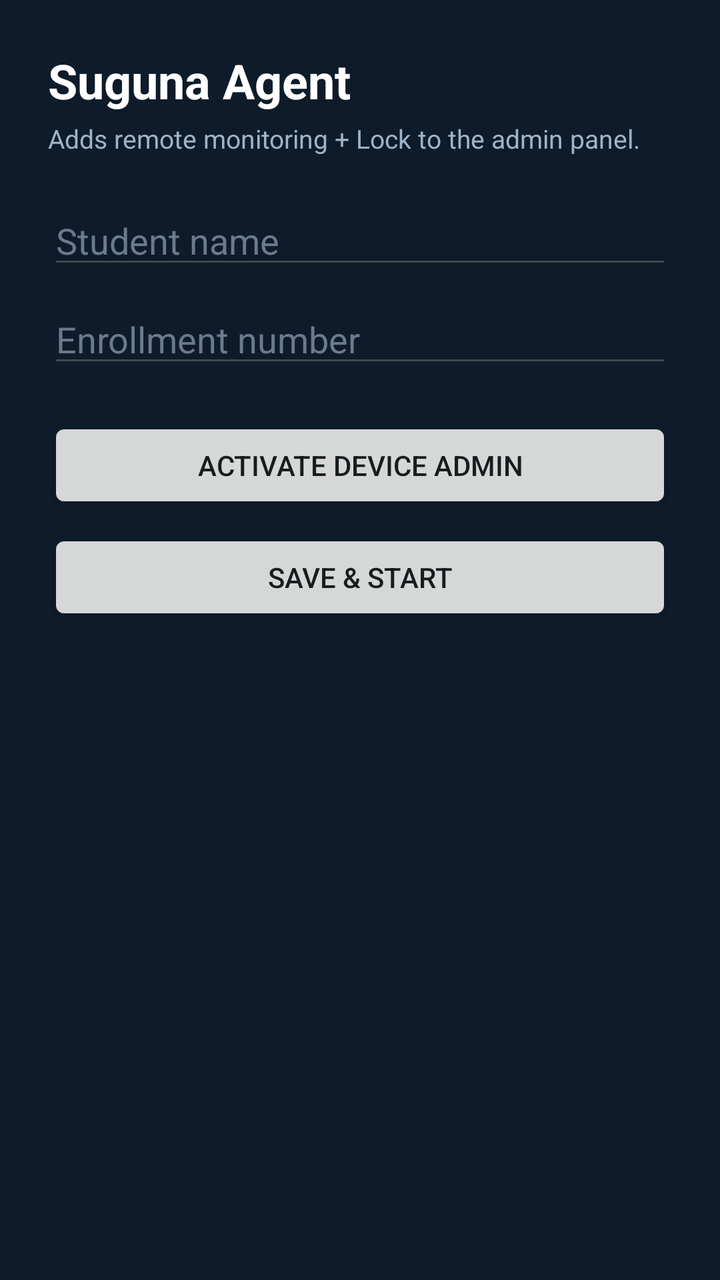
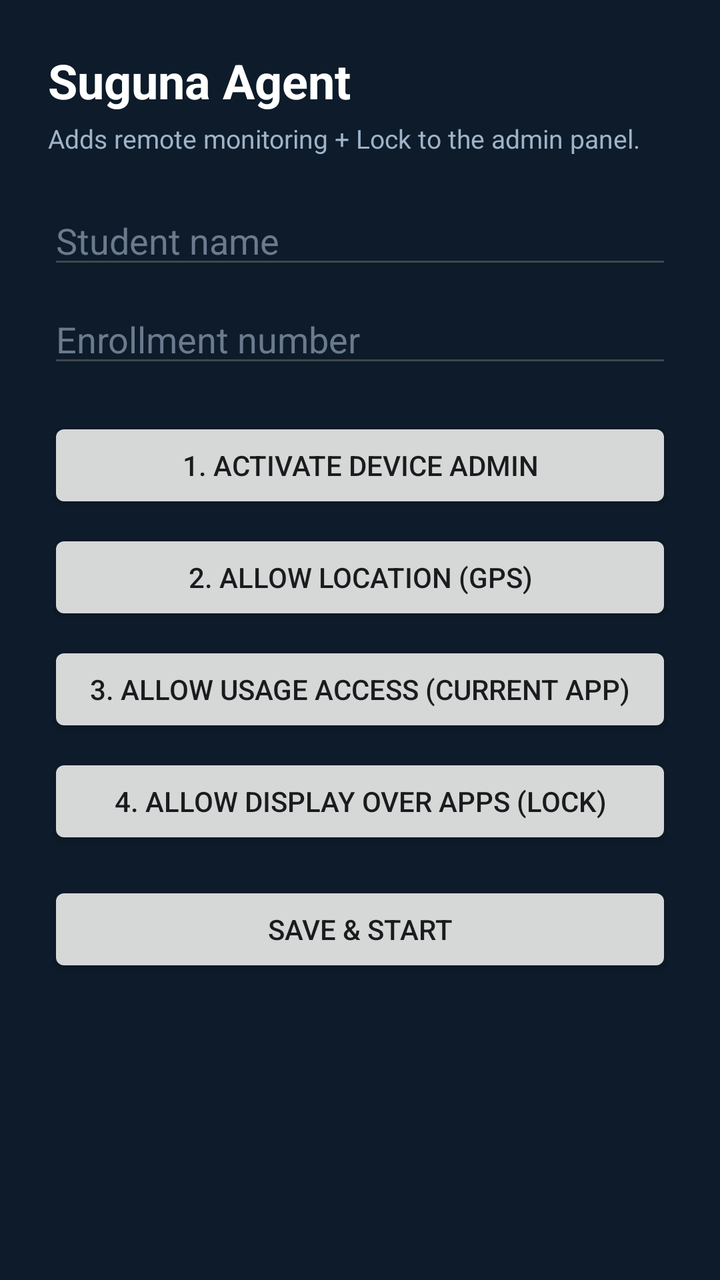

Compare the two renders of this Android layout. The source of the first and the diff that turns it into the second are given below.
<!-- AndroidManifest.xml: application theme Theme.SugunaAgent -->
<!-- res/layout/activity_main.xml -->
<?xml version="1.0" encoding="utf-8"?>
<ScrollView xmlns:android="http://schemas.android.com/apk/res/android"
    android:layout_width="match_parent"
    android:layout_height="match_parent"
    android:background="#0D1B2A"
    android:fillViewport="true">

    <LinearLayout
        android:layout_width="match_parent"
        android:layout_height="wrap_content"
        android:orientation="vertical"
        android:padding="24dp">

        <TextView
            android:layout_width="wrap_content"
            android:layout_height="wrap_content"
            android:text="Suguna Agent"
            android:textColor="#FFFFFF"
            android:textSize="24sp"
            android:textStyle="bold" />

        <TextView
            android:layout_width="match_parent"
            android:layout_height="wrap_content"
            android:layout_marginTop="4dp"
            android:text="Adds remote monitoring + Lock to the admin panel."
            android:textColor="#9FB3C8"
            android:textSize="13sp" />

        <EditText
            android:id="@+id/etName"
            android:layout_width="match_parent"
            android:layout_height="wrap_content"
            android:layout_marginTop="20dp"
            android:hint="Student name"
            android:textColor="#FFFFFF"
            android:textColorHint="#6B7A8D"
            android:inputType="textPersonName" />

        <EditText
            android:id="@+id/etEnroll"
            android:layout_width="match_parent"
            android:layout_height="wrap_content"
            android:layout_marginTop="8dp"
            android:hint="Enrollment number"
            android:textColor="#FFFFFF"
            android:textColorHint="#6B7A8D"
            android:inputType="number" />

        <Button
            android:id="@+id/btnActivate"
            android:layout_width="match_parent"
            android:layout_height="wrap_content"
            android:layout_marginTop="20dp"
            android:text="Activate device admin" />

        <Button
            android:id="@+id/btnSave"
            android:layout_width="match_parent"
            android:layout_height="wrap_content"
            android:layout_marginTop="8dp"
            android:text="Save &amp; start" />

        <TextView
            android:id="@+id/status"
            android:layout_width="match_parent"
            android:layout_height="wrap_content"
            android:layout_marginTop="24dp"
            android:text=""
            android:textColor="#CFE3F7"
            android:textSize="14sp" />
    </LinearLayout>
</ScrollView>
<!-- resources referenced by this layout -->
<resources>
  <style name="Theme.SugunaAgent" parent="@android:style/Theme.DeviceDefault.Light.NoActionBar" />
</resources>

<!-- the commit's change to res/layout/activity_main.xml (unified diff, before → after) -->
@@ -52,13 +52,34 @@
             android:layout_width="match_parent"
             android:layout_height="wrap_content"
             android:layout_marginTop="20dp"
-            android:text="Activate device admin" />
+            android:text="1. Activate device admin" />
+
+        <Button
+            android:id="@+id/btnLocation"
+            android:layout_width="match_parent"
+            android:layout_height="wrap_content"
+            android:layout_marginTop="8dp"
+            android:text="2. Allow location (GPS)" />
+
+        <Button
+            android:id="@+id/btnUsage"
+            android:layout_width="match_parent"
+            android:layout_height="wrap_content"
+            android:layout_marginTop="8dp"
+            android:text="3. Allow usage access (current app)" />
+
+        <Button
+            android:id="@+id/btnOverlay"
+            android:layout_width="match_parent"
+            android:layout_height="wrap_content"
+            android:layout_marginTop="8dp"
+            android:text="4. Allow display over apps (lock)" />
 
         <Button
             android:id="@+id/btnSave"
             android:layout_width="match_parent"
             android:layout_height="wrap_content"
-            android:layout_marginTop="8dp"
+            android:layout_marginTop="16dp"
             android:text="Save &amp; start" />
 
         <TextView
